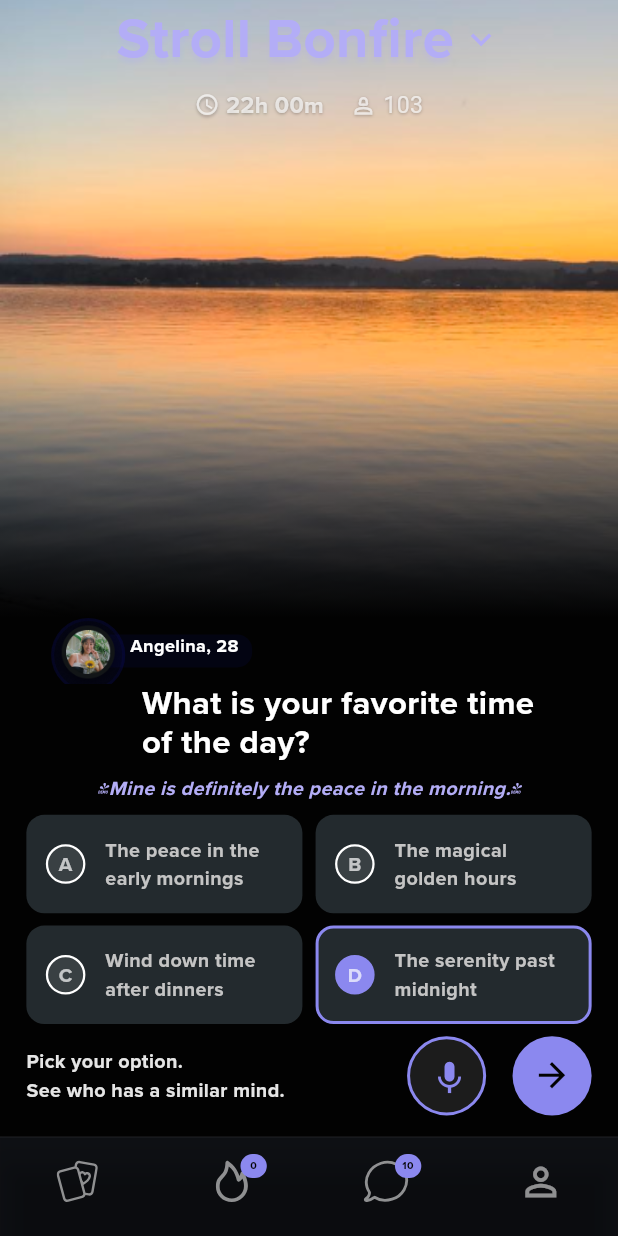
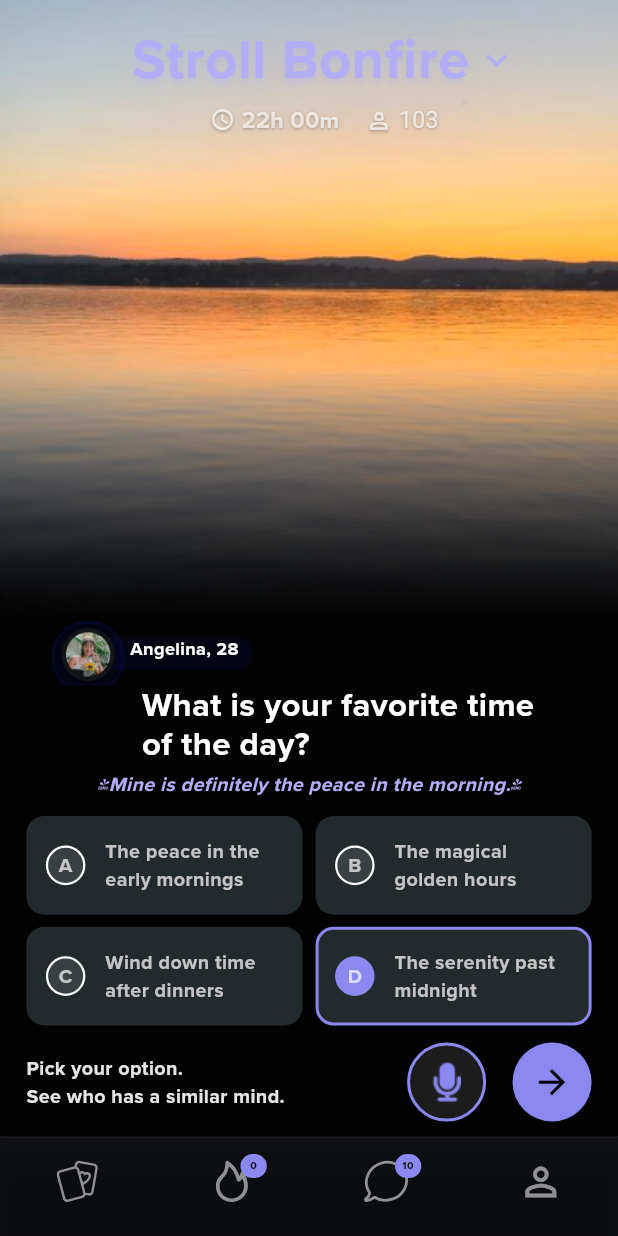
Before and after one commit to trick4u/stroll, a Flutter app: the screen it shows after launch, on a phone screen of 412 x 824 dp. Run offline on Flutter 3.47's test engine with Material 3 defaults, Android fonts, the phone set to English and light mode, and no system bars; our stand-ins replace flutter_svg, get.

Commit message:
fontAndColorFixes

```diff
--- a/lib/pages/main_page.dart
+++ b/lib/pages/main_page.dart
@@ -17,7 +17,6 @@
 
   @override
   Widget build(BuildContext context) {
-
     return Column(
       children: [
         // Top Half - Image Section
@@ -31,11 +30,12 @@
               padding: EdgeInsets.symmetric(horizontal: ScaleUtil.width(16)),
               child: Column(
                 crossAxisAlignment: CrossAxisAlignment.start,
-                mainAxisSize: MainAxisSize.min,
+                mainAxisAlignment: MainAxisAlignment.spaceAround,
                 children: [
                   const ProfileImageBox(),
                   const OptionsGrid(),
                   const ActionButtons(),
+                  SizedBox(height: ScaleUtil.height(5)),
                 ],
               ),
             ),
--- a/lib/widgets/action_buttons.dart
+++ b/lib/widgets/action_buttons.dart
@@ -9,7 +9,8 @@
 
   @override
   Widget build(BuildContext context) {
-    return Row(
+    return Container(
+      child: Row(
         children: [
           Column(
             crossAxisAlignment: CrossAxisAlignment.start,
@@ -29,7 +30,7 @@
                   color: Color(0xffE5E5E5),
                   fontSize: ScaleUtil.fontSize(12),
                   fontFamily: 'ProximaNova',
-                fontWeight: FontWeight.w300,
+                  fontWeight: FontWeight.bold,
                 ),
               ),
             ],
@@ -46,11 +47,7 @@
                 color: AppColors.lightPurple,
                 width: 2,
               ),
-          ),
-          child: Icon(
-            Icons.mic,
-            color: AppColors.lightPurple,
-            size: ScaleUtil.scale(24),
+              image: DecorationImage(image: AssetImage('assets/mike.png')),
             ),
           ),
           SizedBox(width: ScaleUtil.width(16)),
@@ -72,6 +69,7 @@
             ),
           ),
         ],
+      ),
     );
   }
 }
--- a/lib/widgets/options_box.dart
+++ b/lib/widgets/options_box.dart
@@ -24,7 +24,6 @@
       child: Container(
         padding: EdgeInsets.symmetric(
           horizontal: ScaleUtil.width(10),
-          vertical: ScaleUtil.height(10),
         ),
         decoration: BoxDecoration(
           color: Color(0xff232A2E),
--- a/lib/widgets/profile_image_box.dart
+++ b/lib/widgets/profile_image_box.dart
@@ -31,7 +31,7 @@
             ),
           ),
         ),
-        SizedBox(height: ScaleUtil.height(8)),
+        SizedBox(height: ScaleUtil.height(4)),
         Container(
           width: double.infinity,
           alignment: Alignment.center,
@@ -43,7 +43,7 @@
               color: AppColors.lightColor,
               fontSize: ScaleUtil.fontSize(12),
               fontStyle: FontStyle.italic,
-              fontWeight: FontWeight.w400,
+              fontWeight: FontWeight.w300,
             ),
           ),
         ),
--- a/lib/widgets/title_box.dart
+++ b/lib/widgets/title_box.dart
@@ -41,7 +41,7 @@
             )
           ],
         ),
-        SizedBox(height: ScaleUtil.height(6)),
+        SizedBox(height: ScaleUtil.height(2)),
         Row(
           mainAxisAlignment: MainAxisAlignment.center,
           children: [
--- a/lib/widgets/top_image_box.dart
+++ b/lib/widgets/top_image_box.dart
@@ -1,6 +1,5 @@
-
-
 import 'package:flutter/material.dart';
+import 'package:stroll/services/scaling.dart';
 
 import '../services/colors.dart';
 import 'title_box.dart';
@@ -39,8 +38,12 @@
               ),
             ),
           ),
-          SafeArea(
-            child: const TitleBox(),
+          Positioned(
+            top: ScaleUtil.height(14),
+            left: ScaleUtil.width(80),
+            child: SafeArea(
+              child: const TitleBox(),
+            ),
           ),
         ],
       ),
--- a/pubspec.yaml
+++ b/pubspec.yaml
@@ -70,6 +70,7 @@
      - assets/chat.svg
      - assets/fire.svg
      - assets/home.svg
+     - assets/mike.png
   #   - images/a_dot_ham.jpeg
 
   # An image asset can refer to one or more resolution-specific "variants", see
```
Also changed, not shown: assets/._mike.png (added), assets/mike.png (added). Lines whose indentation alone changed are shown as unchanged.
